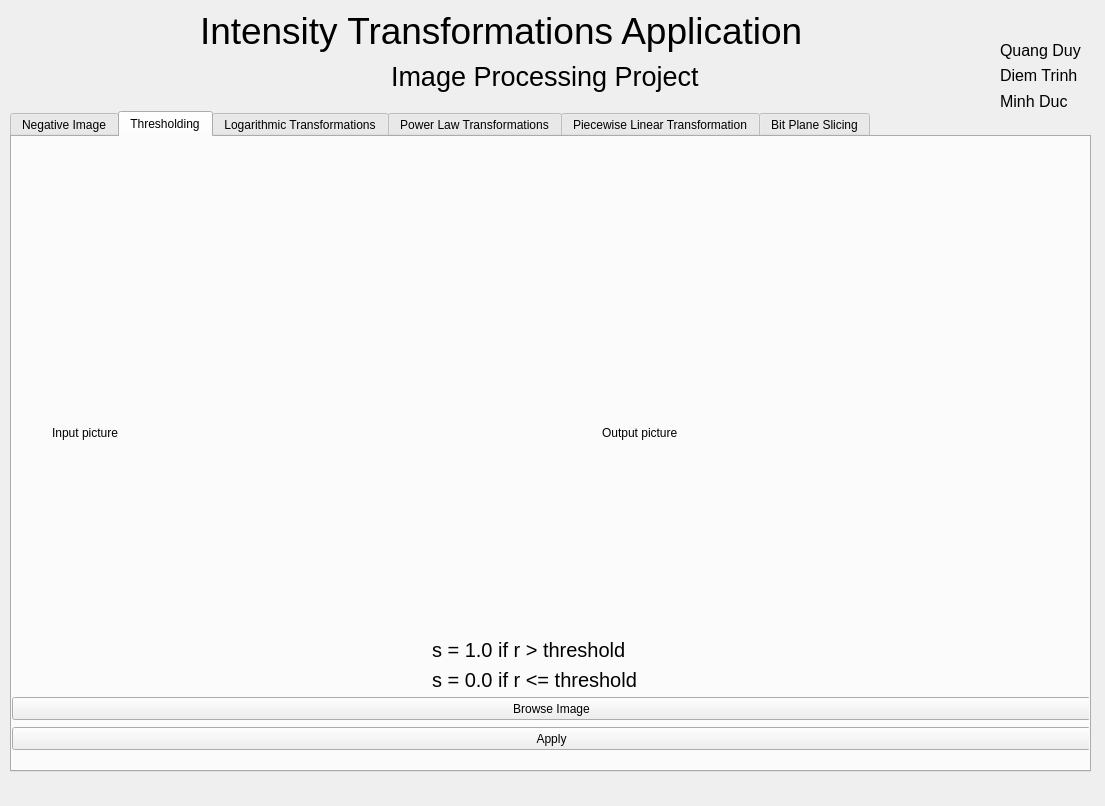
Above: GUI.ui from duytq99/image-processing-application before the change. Below: the same form after it.
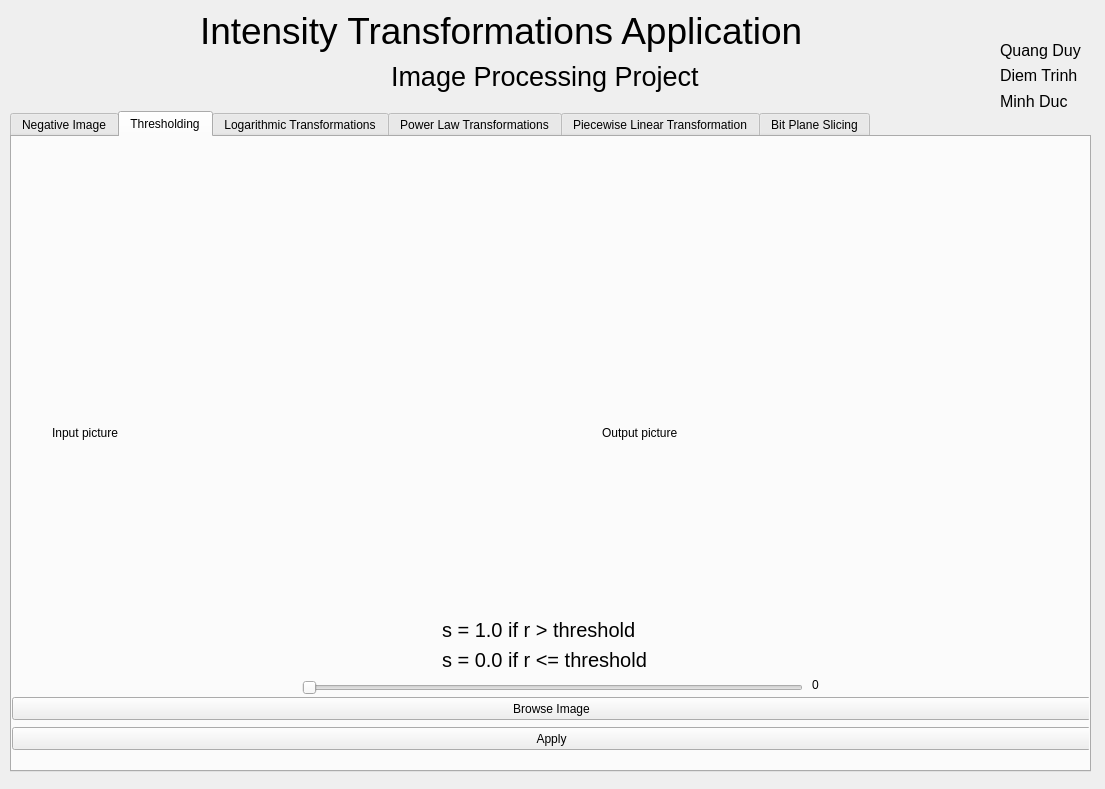
That is the form after the change. The open tabs and pages were chosen to show the change. Icons and pictures are not drawn.

The edit to the form file:
```diff
--- a/GUI.ui
+++ b/GUI.ui
@@ -7,7 +7,7 @@
     <x>0</x>
     <y>0</y>
     <width>1105</width>
-    <height>806</height>
+    <height>789</height>
    </rect>
   </property>
   <property name="windowTitle">
@@ -175,8 +175,8 @@
         <widget class="QWidget" name="layoutWidget_2">
          <property name="geometry">
           <rect>
-           <x>420</x>
-           <y>500</y>
+           <x>430</x>
+           <y>480</y>
            <width>248</width>
            <height>56</height>
           </rect>
@@ -208,6 +208,44 @@
           </item>
          </layout>
         </widget>
+        <widget class="QSlider" name="ThresSlider">
+         <property name="geometry">
+          <rect>
+           <x>290</x>
+           <y>530</y>
+           <width>501</width>
+           <height>41</height>
+          </rect>
+         </property>
+         <property name="maximum">
+          <number>255</number>
+         </property>
+         <property name="tracking">
+          <bool>true</bool>
+         </property>
+         <property name="orientation">
+          <enum>Qt::Horizontal</enum>
+         </property>
+         <property name="tickPosition">
+          <enum>QSlider::NoTicks</enum>
+         </property>
+         <property name="tickInterval">
+          <number>0</number>
+         </property>
+        </widget>
+        <widget class="QLabel" name="ThresValue">
+         <property name="geometry">
+          <rect>
+           <x>800</x>
+           <y>540</y>
+           <width>57</width>
+           <height>15</height>
+          </rect>
+         </property>
+         <property name="text">
+          <string>0</string>
+         </property>
+        </widget>
        </widget>
        <widget class="QWidget" name="LogTab">
         <attribute name="title">
```
Left out of the diff: 37 changed lines with no effect on the pictures.
